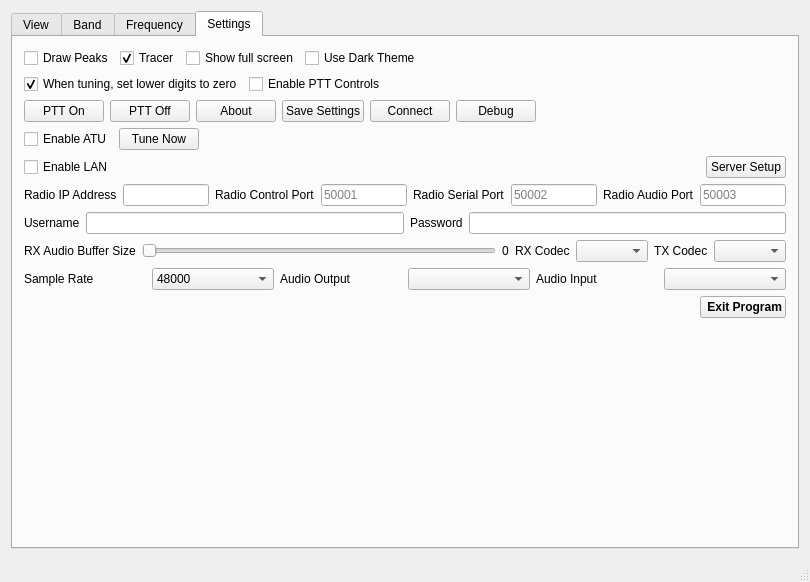
The window that wfmain.ui (adecarolis/wfweb) describes before a commit, drawn with Qt 5.
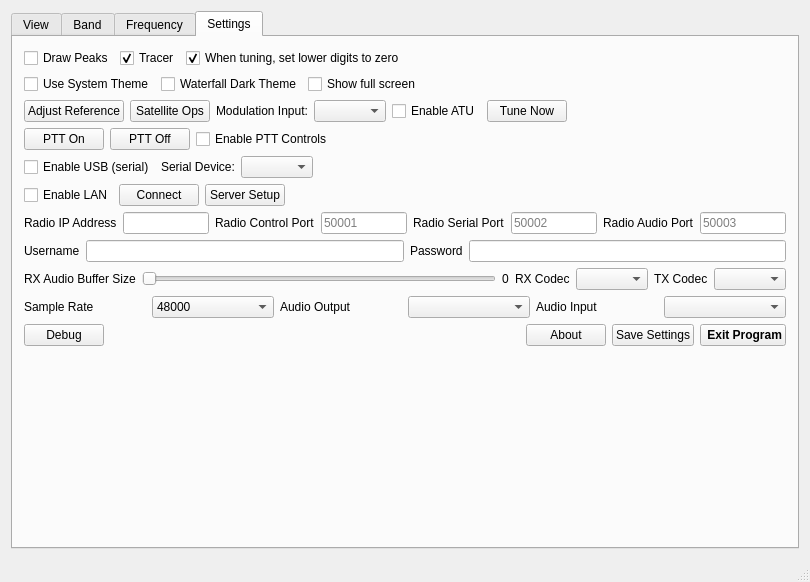
The same window after the commit. The open tabs and pages were chosen to show the change. Custom widgets are drawn as their Qt base class.

Commit message: Fixed reference issue where the slider and spinbox didn't track correctly. Re-arranged buttons for this dialog.

```diff
--- a/wfmain.ui
+++ b/wfmain.ui
@@ -1333,40 +1333,6 @@
            </widget>
           </item>
           <item>
-           <widget class="QCheckBox" name="fullScreenChk">
-            <property name="text">
-             <string>Show full screen</string>
-            </property>
-           </widget>
-          </item>
-          <item>
-           <widget class="QCheckBox" name="useDarkThemeChk">
-            <property name="text">
-             <string>Use Dark Theme</string>
-            </property>
-           </widget>
-          </item>
-          <item>
-           <spacer name="horizontalSpacer_4">
-            <property name="orientation">
-             <enum>Qt::Horizontal</enum>
-            </property>
-            <property name="sizeHint" stdset="0">
-             <size>
-              <width>40</width>
-              <height>20</height>
-             </size>
-            </property>
-           </spacer>
-          </item>
-         </layout>
-        </item>
-        <item>
-         <layout class="QHBoxLayout" name="horizontalLayout_14">
-          <property name="topMargin">
-           <number>0</number>
-          </property>
-          <item>
            <widget class="QCheckBox" name="tuningFloorZerosChk">
             <property name="text">
              <string>When tuning, set lower digits to zero</string>
@@ -1377,9 +1343,43 @@
            </widget>
           </item>
           <item>
-           <widget class="QCheckBox" name="pttEnableChk">
+           <spacer name="horizontalSpacer_4">
+            <property name="orientation">
+             <enum>Qt::Horizontal</enum>
+            </property>
+            <property name="sizeHint" stdset="0">
+             <size>
+              <width>40</width>
+              <height>20</height>
+             </size>
+            </property>
+           </spacer>
+          </item>
+         </layout>
+        </item>
+        <item>
+         <layout class="QHBoxLayout" name="horizontalLayout_14">
+          <property name="topMargin">
+           <number>0</number>
+          </property>
+          <item>
+           <widget class="QCheckBox" name="checkBox_2">
             <property name="text">
-             <string>Enable PTT Controls</string>
+             <string>Use System Theme</string>
+            </property>
+           </widget>
+          </item>
+          <item>
+           <widget class="QCheckBox" name="useDarkThemeChk">
+            <property name="text">
+             <string>Waterfall Dark Theme</string>
+            </property>
+           </widget>
+          </item>
+          <item>
+           <widget class="QCheckBox" name="fullScreenChk">
+            <property name="text">
+             <string>Show full screen</string>
             </property>
            </widget>
           </item>
@@ -1398,6 +1398,64 @@
           </item>
          </layout>
         </item>
+        <item>
+         <layout class="QHBoxLayout" name="horizontalLayout_22">
+          <property name="topMargin">
+           <number>0</number>
+          </property>
+          <item>
+           <widget class="QPushButton" name="adjRefBtn">
+            <property name="text">
+             <string>Adjust Reference</string>
+            </property>
+           </widget>
+          </item>
+          <item>
+           <widget class="QPushButton" name="satOpsBtn">
+            <property name="text">
+             <string>Satellite Ops</string>
+            </property>
+           </widget>
+          </item>
+          <item>
+           <widget class="QLabel" name="label_27">
+            <property name="text">
+             <string>Modulation Input:</string>
+            </property>
+           </widget>
+          </item>
+          <item>
+           <widget class="QComboBox" name="modInputCombo"/>
+          </item>
+          <item>
+           <widget class="QCheckBox" name="tuneEnableChk">
+            <property name="text">
+             <string>Enable ATU</string>
+            </property>
+           </widget>
+          </item>
+          <item>
+           <widget class="QPushButton" name="tuneNowBtn">
+            <property name="text">
+             <string>Tune Now</string>
+            </property>
+           </widget>
+          </item>
+          <item>
+           <spacer name="horizontalSpacer_9">
+            <property name="orientation">
+             <enum>Qt::Horizontal</enum>
+            </property>
+            <property name="sizeHint" stdset="0">
+             <size>
+              <width>40</width>
+              <height>20</height>
+             </size>
+            </property>
+           </spacer>
+          </item>
+         </layout>
+        </item>
         <item>
          <layout class="QHBoxLayout" name="horizontalLayout_15">
           <property name="topMargin">
@@ -1421,30 +1479,9 @@
            </widget>
           </item>
           <item>
-           <widget class="QPushButton" name="aboutBtn">
+           <widget class="QCheckBox" name="pttEnableChk">
             <property name="text">
-             <string>About</string>
-            </property>
-           </widget>
-          </item>
-          <item>
-           <widget class="QPushButton" name="saveSettingsBtn">
-            <property name="text">
-             <string>Save Settings</string>
-            </property>
-           </widget>
-          </item>
-          <item>
-           <widget class="QPushButton" name="connectBtn">
-            <property name="text">
-             <string>Connect</string>
-            </property>
-           </widget>
-          </item>
-          <item>
-           <widget class="QPushButton" name="debugBtn">
-            <property name="text">
-             <string>Debug</string>
+             <string>Enable PTT Controls</string>
             </property>
            </widget>
           </item>
@@ -1469,19 +1506,22 @@
            <number>0</number>
           </property>
           <item>
-           <widget class="QCheckBox" name="tuneEnableChk">
+           <widget class="QCheckBox" name="checkBox">
             <property name="text">
-             <string>Enable ATU</string>
+             <string>Enable USB (serial)</string>
             </property>
            </widget>
           </item>
           <item>
-           <widget class="QPushButton" name="tuneNowBtn">
+           <widget class="QLabel" name="label_28">
             <property name="text">
-             <string>Tune Now</string>
+             <string>Serial Device:</string>
             </property>
            </widget>
           </item>
+          <item>
+           <widget class="QComboBox" name="serialDeviceListCombo"/>
+          </item>
           <item>
            <spacer name="tuneSpacer">
             <property name="orientation">
@@ -1507,17 +1547,11 @@
            </widget>
           </item>
           <item>
-           <spacer name="horizontalSpacer_8">
-            <property name="orientation">
-             <enum>Qt::Horizontal</enum>
+           <widget class="QPushButton" name="connectBtn">
+            <property name="text">
+             <string>Connect</string>
             </property>
-            <property name="sizeHint" stdset="0">
-             <size>
-              <width>40</width>
-              <height>20</height>
-             </size>
-            </property>
-           </spacer>
+           </widget>
           </item>
           <item>
            <widget class="QPushButton" name="udpServerSetupBtn">
@@ -1526,6 +1560,19 @@
             </property>
            </widget>
           </item>
+          <item>
+           <spacer name="horizontalSpacer_8">
+            <property name="orientation">
+             <enum>Qt::Horizontal</enum>
+            </property>
+            <property name="sizeHint" stdset="0">
+             <size>
+              <width>40</width>
+              <height>20</height>
+             </size>
+            </property>
+           </spacer>
+          </item>
          </layout>
         </item>
         <item>
@@ -1729,6 +1776,13 @@
           <property name="topMargin">
            <number>0</number>
           </property>
+          <item>
+           <widget class="QPushButton" name="debugBtn">
+            <property name="text">
+             <string>Debug</string>
+            </property>
+           </widget>
+          </item>
           <item>
            <spacer name="horizontalSpacer_6">
             <property name="orientation">
@@ -1742,6 +1796,20 @@
             </property>
            </spacer>
           </item>
+          <item>
+           <widget class="QPushButton" name="aboutBtn">
+            <property name="text">
+             <string>About</string>
+            </property>
+           </widget>
+          </item>
+          <item>
+           <widget class="QPushButton" name="saveSettingsBtn">
+            <property name="text">
+             <string>Save Settings</string>
+            </property>
+           </widget>
+          </item>
           <item>
            <widget class="QPushButton" name="exitBtn">
             <property name="font">
```
Left out of the diff: 35 changed lines with no effect on the pictures. The commit also changes 3 other files.
